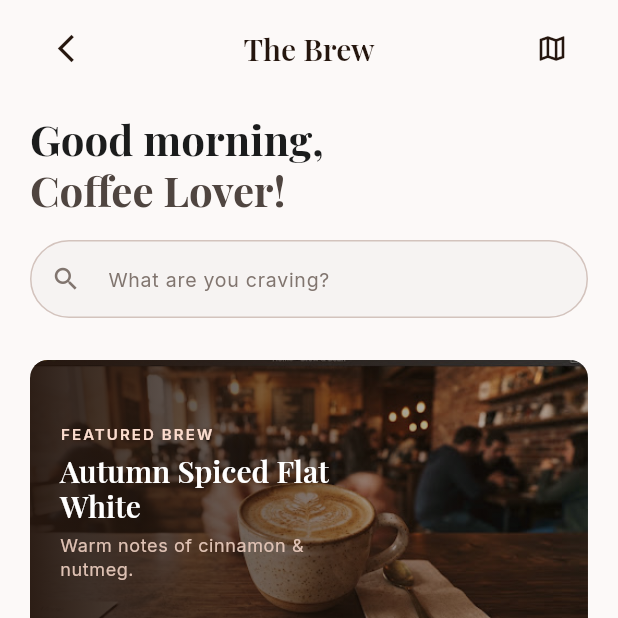
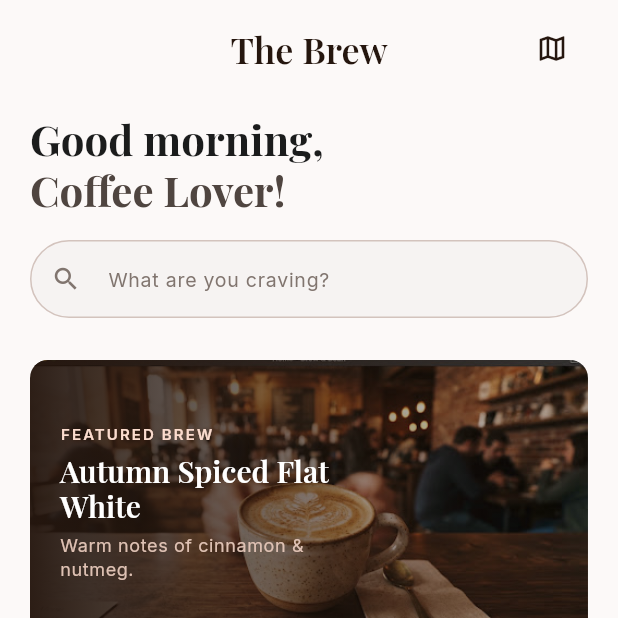
Before and after one commit to SunSovisal/exercise-GetX, a Flutter app: the HomeScreen screen opened directly, on a phone screen of 412 x 824 dp, the top half of it. Run offline on Flutter 3.47's test engine with Material 3 defaults, Android fonts, the phone set to English and light mode, and no system bars; our stand-ins replace firebase_auth, firebase_core, flutter_map, get, google_fonts, google_sign_in and 1 more; accounts and stored records are empty; network calls fail.

Commit message:
fix: improve navigation flow and user feedback

```diff
--- a/lib/views/cart_screen.dart
+++ b/lib/views/cart_screen.dart
@@ -3,6 +3,7 @@ import 'dart:developer';
 import 'package:cafe_frontend/controller/cart_controller.dart';
 import 'package:cafe_frontend/models/cart_line.dart';
 import 'package:cafe_frontend/views/detail_screen.dart';
+import 'package:cafe_frontend/views/home_screen.dart';
 import 'package:flutter/material.dart';
 import 'package:get/get.dart';
 
@@ -375,7 +376,7 @@ void _checkoutSnackBar(double total) {
   Get.snackbar(
     'Order Placed',
     "Your order total is \$${total.toStringAsFixed(2)}",
-    snackPosition: SnackPosition.BOTTOM,
+    snackPosition: SnackPosition.TOP,
     backgroundColor: AppTheme.primary,
     colorText: Colors.white,
     margin: const EdgeInsets.all(16),
@@ -383,4 +384,6 @@ void _checkoutSnackBar(double total) {
     duration: const Duration(seconds: 3),
     icon: const Icon(Icons.check_circle_outline, color: Colors.white),
   );
+
+  Get.offAll(() => HomeScreen());
 }
--- a/lib/views/home_screen.dart
+++ b/lib/views/home_screen.dart
@@ -29,8 +29,6 @@ class HomeScreen extends StatelessWidget {
   final VoidCallback? onRewardsTap;
   final VoidCallback? onOrdersTap;
   final VoidCallback? onProfileTap;
-
-
 
   final List<String> _categories = [
     'All',
@@ -155,16 +153,15 @@ class HomeScreen extends StatelessWidget {
         horizontal: AppTheme.pagePadding,
         vertical: 8,
       ),
-      child: Row(
-        mainAxisAlignment: MainAxisAlignment.spaceBetween,
+      child: SizedBox(
+        height: 48,
+        child: Stack(
+          alignment: Alignment.center,
           children: [
-          IconButton(
-            tooltip: 'Back',
-            onPressed: () => Navigator.of(context).maybePop(),
-            icon: Icon(Icons.arrow_back_ios_new),
-          ),
-          Text('The Brew', style: Theme.of(context).textTheme.headlineSmall),
-          IconButton(
+            Text('The Brew', style: Theme.of(context).textTheme.headlineMedium),
+            Align(
+              alignment: Alignment.centerRight,
+              child: IconButton(
                 tooltip: 'Location',
                 onPressed: () {
                   Navigator.of(context).push(
@@ -175,7 +172,9 @@ class HomeScreen extends StatelessWidget {
                 },
                 icon: const Icon(Icons.map_outlined),
               ),
+            ),
           ],
+        ),
       ),
     );
   }
@@ -503,12 +502,12 @@ void _addtoCartSnackBar() {
   Get.snackbar(
     'Added ',
     'Click the cart button to place order',
-    snackPosition: SnackPosition.BOTTOM,
+    snackPosition: SnackPosition.TOP,
     backgroundColor: AppTheme.primary,
     colorText: Colors.white,
     margin: const EdgeInsets.all(16),
     borderRadius: 12,
-    duration: const Duration(seconds: 3),
+    duration: const Duration(seconds: 1),
     icon: const Icon(Icons.check_circle_outline, color: Colors.white),
   );
 }
```
Also changed, not shown: lib/services/auth_service.dart (+4 -4 lines), lib/views/detail_screen.dart (+16 -2 lines), lib/views/login_screen.dart (+24 -4 lines). Lines whose indentation alone changed are shown as unchanged.
